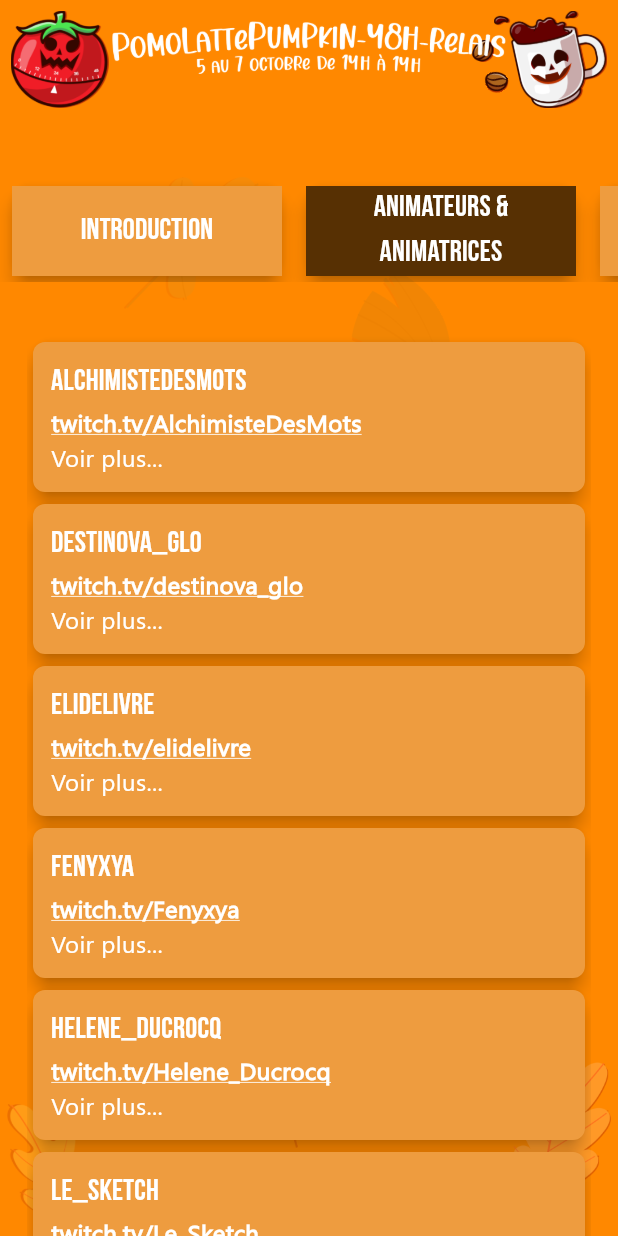
After one commit to pariterre/multistreamer_pomodoro, a Flutter app: the screen it shows after launch, after a tap on an icon or button, on a phone screen of 412 x 824 dp. The commit adds this screen. Run offline on Flutter 3.47's test engine with Material 2 defaults, Android fonts, the phone set to English and light mode, and no system bars; our stand-ins replace firebase_core, shared_preferences, youtube_player_iframe; missing offline and left inert: enhanced_containers, twitch_manager; accounts and stored records are empty; statements that could not run were skipped.

Commit message:
Added the tab of streamers

```diff
--- a/lib/config.dart
+++ b/lib/config.dart
@@ -1,4 +1,5 @@
 import 'package:pomo_latte_pumpkin/models/schedule_info.dart';
+import 'package:pomo_latte_pumpkin/models/streamer_info.dart';
 import 'package:twitch_manager/twitch_manager.dart';
 
 const twitchAppName = 'MultiStreamer Pomodoro Counter';
@@ -128,3 +129,98 @@ final eventSchedule = [
       starting: DateTime(2023, 10, 7, 14, 0),
       length: const Duration(minutes: 10)),
 ];
+
+final streamersInfo = [
+  StreamerInfo(
+    'AlchimisteDesMots',
+    description:
+        'A la tête de La Petite Boutique des Auteurs, j\'aime aussi faire '
+        'des expériences avec les mots, un peu comme une alchimiste, quoi... 🤭 '
+        'Bienvenue sur mes lives en carton qui buguent et où les 🐈, le 🐕, '
+        'les 🙎‍♂️ (et pas que) sont à rôder pas loin (du stream littéraire '
+        'pas prise de tête, en somme)',
+    twitchUrl: 'twitch.tv/AlchimisteDesMots',
+  ),
+  StreamerInfo(
+    'destinova_glo',
+    description: '💻Coworking | 📚 WWM : Travaillons ensemble intensément mais '
+        'surtout efficacement, soyons productifs ! || 🎮 Gaming : '
+        'Installes-toi confortablement pour te détendre et rire ! || 🌸 '
+        'Fondatrice de Authentic\'s Vibes 🌸',
+    twitchUrl: 'twitch.tv/destinova_glo',
+  ),
+  StreamerInfo(
+    'elidelivre',
+    description:
+        'Chroniqueuse littéraire, 21 ans📚Lectures en tous genres 📍Suisse.',
+    twitchUrl: 'twitch.tv/elidelivre',
+  ),
+  StreamerInfo(
+    'Fenyxya',
+    description: 'Coucou!✨Moi, c\'est Fenyxya, mais tu peux aussi m\'appeler '
+        'Fenyx ou encore Feny si tu préfères! Je te souhaite la bienvenue '
+        'dans mon univers très pugos... La lecture, l\'art et les sims '
+        'seront principalement au rendez-vous!🔮',
+    twitchUrl: 'twitch.tv/Fenyxya',
+    presentationYoutubeId: 'yclvzNBriGc',
+    philosophyYoutubeId: 'cG4uRvS48OM',
+  ),
+  StreamerInfo(
+    'Helene_Ducrocq',
+    description:
+        'Bienvenue dans mon studio de création ! Découvre mon quotidien de '
+        'réalisatrice de films d\'animation, d\'illustratrice, d\'autrice '
+        'de livres et d\'artiste. Ici, on coworke pou parler créativité, '
+        'coups de coeur et je réalise en direct mes prochains projets '
+        '(4 films en animation, 1 livre, 1 expo).',
+    twitchUrl: 'twitch.tv/Helene_Ducrocq',
+    presentationYoutubeId: 'wmozo8-xjTE',
+    philosophyYoutubeId: 'zxv7PvuKWfM',
+  ),
+  StreamerInfo(
+    'Le_Sketch',
+    description:
+        'Je parle de marketing en essayant de ne pas vous endormir, je '
+        'découvre des jeux avec vous et je raconte des blagues nulles trop '
+        'souvent. Je suis un consultant SEO qui tente de rendre le marketing '
+        'Web plus sympathique et empathique.',
+    twitchUrl: 'twitch.tv/Le_Sketch',
+  ),
+  StreamerInfo(
+    'LizEMyers',
+    description:
+        'French author living in the US / Auteur française - Fantasy - '
+        'Urban Fantasy expatriée aux USA / Saga Mathilda Shade',
+    twitchUrl: 'twitch.tv/LizEMyers',
+    presentationYoutubeId: 'SkYBOe7RbFA',
+  ),
+  StreamerInfo(
+    'MemepAuteure',
+    description:
+        'Salut ! Moi c\'est MemepAuteure ! J\'ai 28 ans et je suis auteure '
+        'de fantasy. Sur ma chaîne, tu découvriras des sessions de '
+        'co-working et parfois des jeux vidéos.',
+    twitchUrl: 'twitch.tv/MemepAuteure',
+    presentationYoutubeId: 'MwWJb_j90FY',
+  ),
+  StreamerInfo(
+    'Pariterre',
+    description:
+        'Étudiant en musique à une certaine époque, étudiant en kinésiologie '
+        'à une autre...Alors pourquoi pas compléter un doctorat en Science '
+        'de l\'Activité Physique chez les musiciens?',
+    twitchUrl: 'twitch.tv/Pariterre',
+  ),
+  StreamerInfo(
+    'WayceUpenFoya',
+    description: 'J\'ai lancé cette chaîne pour partager ma passion pour '
+        'l\'écriture, la lecture et toutes les créations artistiques. '
+        'Même si vous me verrez aussi jouer à des jeux vidéos et '
+        'discuter autour de divers sujets, mon but est de partager '
+        'avec vous ces univers qui me bercent depuis maintenant '
+        'des années.',
+    twitchUrl: 'twitch.tv/WayceUpenFoya',
+    presentationYoutubeId: 'ELk77ehbDsE',
+    philosophyYoutubeId: 'Tof29JZPy7E',
+  ),
+];
--- /dev/null
+++ b/lib/models/streamer_info.dart
@@ -0,0 +1,15 @@
+class StreamerInfo {
+  final String name;
+  final String description;
+  final String twitchUrl;
+  final String? presentationYoutubeId;
+  final String? philosophyYoutubeId;
+
+  StreamerInfo(
+    this.name, {
+    required this.description,
+    required this.twitchUrl,
+    this.presentationYoutubeId,
+    this.philosophyYoutubeId,
+  });
+}
--- a/lib/screens/main_page.dart
+++ b/lib/screens/main_page.dart
@@ -9,6 +9,7 @@ import 'package:pomo_latte_pumpkin/providers/chatters_provided.dart';
 import 'package:pomo_latte_pumpkin/providers/streamers_provided.dart';
 import 'package:pomo_latte_pumpkin/screens/introduction_page.dart';
 import 'package:pomo_latte_pumpkin/screens/schedule_page.dart';
+import 'package:pomo_latte_pumpkin/screens/streamer_page.dart';
 import 'package:pomo_latte_pumpkin/screens/viewers_page.dart';
 import 'package:pomo_latte_pumpkin/widgets/background.dart';
 import 'package:pomo_latte_pumpkin/widgets/menu.dart';
@@ -26,7 +27,12 @@ class MainPage extends StatefulWidget {
 
 class _MainPageState extends State<MainPage> with TickerProviderStateMixin {
   bool _isInitialized = false;
-  final _tabMenu = ['Introduction', 'Horaire', 'Auditeurs &\nAuditrices'];
+  final _tabMenu = [
+    'Introduction',
+    'Animateurs &\nAnimatrices',
+    'Horaire',
+    'Auditeurs &\nAuditrices',
+  ];
 
   late final _tabController =
       TabController(length: _tabMenu.length, vsync: this);
@@ -71,6 +77,7 @@ class _MainPageState extends State<MainPage> with TickerProviderStateMixin {
                       controller: _tabController,
                       children: [
                         const IntroductionPage(),
+                        const StreamerPage(),
                         const SchedulePage(),
                         ViewersPage(isInitialized: _isInitialized),
                       ],
--- /dev/null
+++ b/lib/screens/streamer_page.dart
@@ -0,0 +1,165 @@
+import 'package:flutter/material.dart';
+import 'package:pomo_latte_pumpkin/config.dart';
+import 'package:pomo_latte_pumpkin/main.dart';
+import 'package:pomo_latte_pumpkin/models/streamer_info.dart';
+import 'package:url_launcher/url_launcher.dart';
+import 'package:youtube_player_iframe/youtube_player_iframe.dart';
+
+class StreamerPage extends StatelessWidget {
+  const StreamerPage({super.key});
+
+  @override
+  Widget build(BuildContext context) {
+    final streamerInfoSorted = [...streamersInfo]..sort(
+        (a, b) => a.name.toLowerCase().compareTo(b.name.toLowerCase()),
+      );
+
+    return ListView.builder(
+        itemCount: streamerInfoSorted.length,
+        itemBuilder: (context, index) =>
+            _StreamerCard(streamerInfo: streamerInfoSorted[index]));
+  }
+}
+
+class _StreamerCard extends StatefulWidget {
+  const _StreamerCard({required this.streamerInfo});
+
+  final StreamerInfo streamerInfo;
+  @override
+  State<_StreamerCard> createState() => _StreamerCardState();
+}
+
+class _StreamerCardState extends State<_StreamerCard> {
+  bool _isExpanded = false;
+
+  @override
+  Widget build(BuildContext context) {
+    return InkWell(
+      onTap: () => setState(() => _isExpanded = !_isExpanded),
+      child: Card(
+        elevation: 5,
+        child: Container(
+          decoration: BoxDecoration(
+              color: _isExpanded ? selectedColor : unselectedColor,
+              borderRadius: BorderRadius.circular(8)),
+          width: 400,
+          child: Padding(
+            padding: const EdgeInsets.all(12.0),
+            child: Column(
+              crossAxisAlignment: CrossAxisAlignment.start,
+              children: [
+                Text(
+                  widget.streamerInfo.name,
+                  style: Theme.of(context).textTheme.titleMedium,
+                ),
+                InkWell(
+                    onTap: () {
+                      launchUrl(Uri(
+                          scheme: 'https',
+                          path: widget.streamerInfo.twitchUrl));
+                    },
+                    child: Text(
+                      widget.streamerInfo.twitchUrl,
+                      style: const TextStyle(
+                          fontWeight: FontWeight.bold,
+                          decoration: TextDecoration.underline,
+                          decorationColor: Colors.white),
+                    )),
+                if (!_isExpanded) const Text('Voir plus...'),
+                if (_isExpanded)
+                  Column(
+                    crossAxisAlignment: CrossAxisAlignment.start,
+                    children: [
+                      const SizedBox(height: 4),
+                      Text(widget.streamerInfo.description),
+                      const SizedBox(height: 12),
+                      if (widget.streamerInfo.presentationYoutubeId == null &&
+                          widget.streamerInfo.philosophyYoutubeId == null)
+                        Column(
+                          crossAxisAlignment: CrossAxisAlignment.start,
+                          children: [
+                            Text(
+                              'Vidéo de présentation',
+                              style: Theme.of(context).textTheme.titleSmall,
+                            ),
+                            const Text('À venir'),
+                          ],
+                        ),
+                      if (widget.streamerInfo.presentationYoutubeId != null)
+                        _VideoWithTitle(
+                            title: 'Qui suis-je?',
+                            videoId:
+                                widget.streamerInfo.presentationYoutubeId!),
+                      if (widget.streamerInfo.presentationYoutubeId != null &&
+                          widget.streamerInfo.philosophyYoutubeId != null)
+                        const SizedBox(height: 24),
+                      if (widget.streamerInfo.philosophyYoutubeId != null)
+                        _VideoWithTitle(
+                          title: 'Mon approche du cotravail en pomodoro',
+                          videoId: widget.streamerInfo.philosophyYoutubeId!,
+                          delayBeforeLoading: 1000,
+                        ),
+                    ],
+                  ),
+              ],
+            ),
+          ),
+        ),
+      ),
+    );
+  }
+}
+
+class _VideoWithTitle extends StatelessWidget {
+  const _VideoWithTitle({
+    required this.title,
+    required this.videoId,
+    this.delayBeforeLoading = 0,
+  });
+
+  final String title;
+  final String videoId;
+  final int delayBeforeLoading;
+
+  ///
+  /// For some reason, if two videos are loaded at the same time, one does not
+  /// load. This method along with [delayBeforeLoading] allows to delay the
+  /// loading of the video while another one is loading
+  Future<bool> _wait() async {
+    if (delayBeforeLoading != 0) {
+      await Future.delayed(Duration(milliseconds: delayBeforeLoading));
+    }
+    return true;
+  }
+
+  @override
+  Widget build(BuildContext context) {
+    final controller = YoutubePlayerController.fromVideoId(
+      videoId: videoId,
+      autoPlay: false,
+      params: const YoutubePlayerParams(
+        mute: false,
+        showControls: true,
+        showFullscreenButton: true,
+      ),
+    );
+
+    return FutureBuilder(
+      future: _wait(),
+      builder: (context, snapshot) => Column(
+        crossAxisAlignment: CrossAxisAlignment.start,
+        children: [
+          Text(
+            title,
+            style: Theme.of(context).textTheme.titleSmall,
+          ),
+          if (!snapshot.hasData)
+            const Center(
+              child: CircularProgressIndicator(color: Colors.white),
+            ),
+          if (snapshot.hasData) YoutubePlayer(controller: controller),
+        ],
+      ),
+    );
+  }
+}
--- a/lib/widgets/menu.dart
+++ b/lib/widgets/menu.dart
@@ -17,6 +17,18 @@ class Menu extends StatefulWidget {
 
 class _MenuState extends State<Menu> {
   late int _current = widget.tabController.index;
+
+  @override
+  void initState() {
+    super.initState();
+    widget.tabController.addListener(() {
+      if (widget.tabController.index != _current) {
+        setState(() {
+          _current = widget.tabController.index;
+        });
+      }
+    });
+  }
 
   @override
   Widget build(BuildContext context) {
--- a/pubspec.yaml
+++ b/pubspec.yaml
@@ -19,6 +19,7 @@ dependencies:
     path: ./plugins/enhanced_containers
   provider: ^6.0.5
   firebase_core: ^2.16.0
+  youtube_player_iframe: ^4.0.4
 
 dev_dependencies:
   flutter_test:
```
Also changed, not shown: pubspec.lock.
